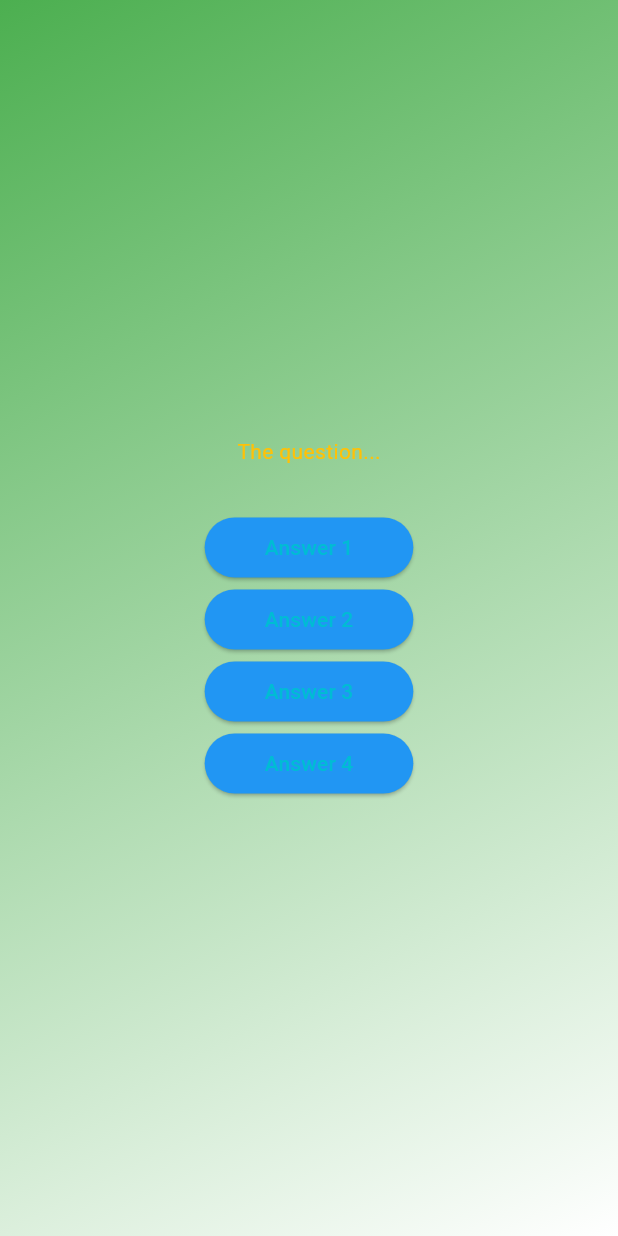
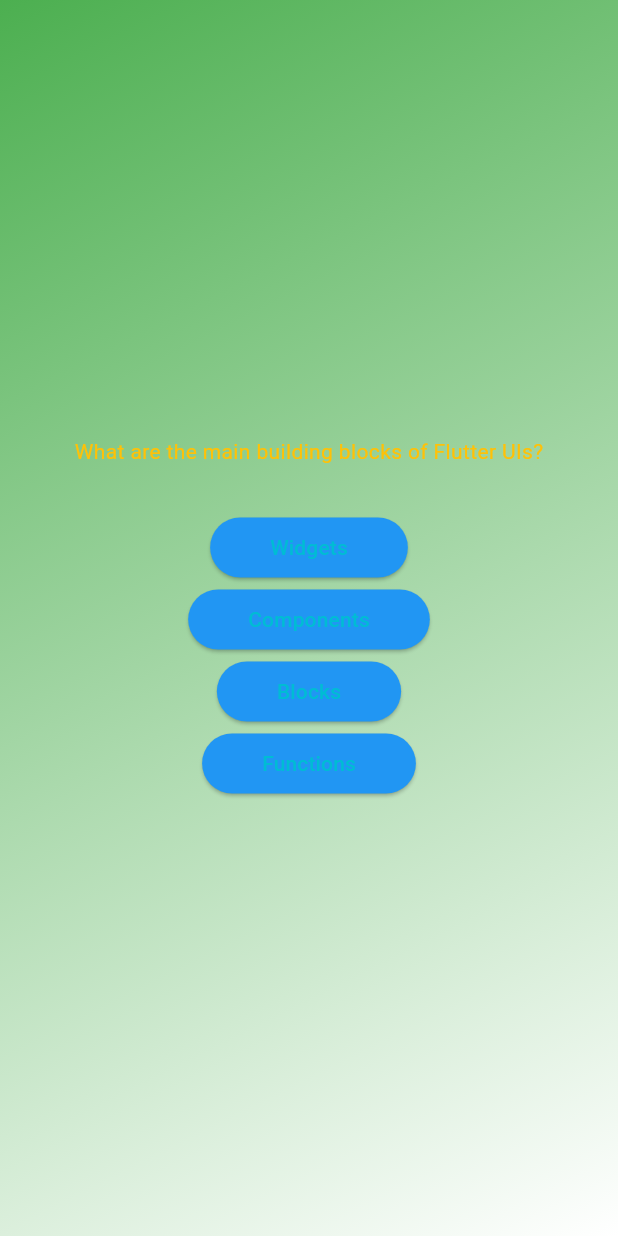
Before and after one commit to verdetea22/flutterQuiz, a Flutter app: the screen it shows after launch, after a tap on "Start", on a phone screen of 412 x 824 dp. Run offline on Flutter 3.47's test engine with Material 3 defaults, Android fonts, the phone set to English and light mode, and no system bars.

Commit message:
mapping answers

```diff
--- a/lib/questions_screen.dart
+++ b/lib/questions_screen.dart
@@ -1,6 +1,7 @@
 import 'package:flutter/material.dart';
 
 import 'package:adv_basics/answer_button.dart';
+import 'package:adv_basics/data/questions.dart';
 
 class QuestionsScreen extends StatefulWidget{
   const QuestionsScreen({super.key});
@@ -13,33 +14,24 @@ class QuestionsScreen extends StatefulWidget{
 
 class _QuestionsScreenState extends State<QuestionsScreen>{
   Widget build(context){
+    final currentQuestion = questions[0];
+
     return SizedBox(
       width: double.infinity, //wide as possible
       child: Column(
         mainAxisAlignment: MainAxisAlignment.center,
         children: [
-          const Text('The question...',
-          style: TextStyle(
-            color: Colors.amber
+          Text(
+            currentQuestion.text,
+            style: TextStyle(
+              color: Colors.amber
             ),
           ),
           const SizedBox(height: 30),
-          AnswerButton(
-            answerText: 'Answer 1',
-             onTap: () {}
-            ),
-          AnswerButton(
-            answerText: 'Answer 2',
-             onTap: () {}
-            ),
-          AnswerButton(
-            answerText: 'Answer 3',
-             onTap: () {}
-            ),
-          AnswerButton(
-            answerText: 'Answer 4',
-             onTap: () {}
-            ),
+          // ... adds multiple individual values to already created lists [[1,2,3],4] -> [1,2,3,4]
+          ...currentQuestion.answers.map((answer){ //map() yields an Iterable (list)
+            return AnswerButton(answerText: answer, onTap:() {});
+          })
        ],
       ),
     );
```
